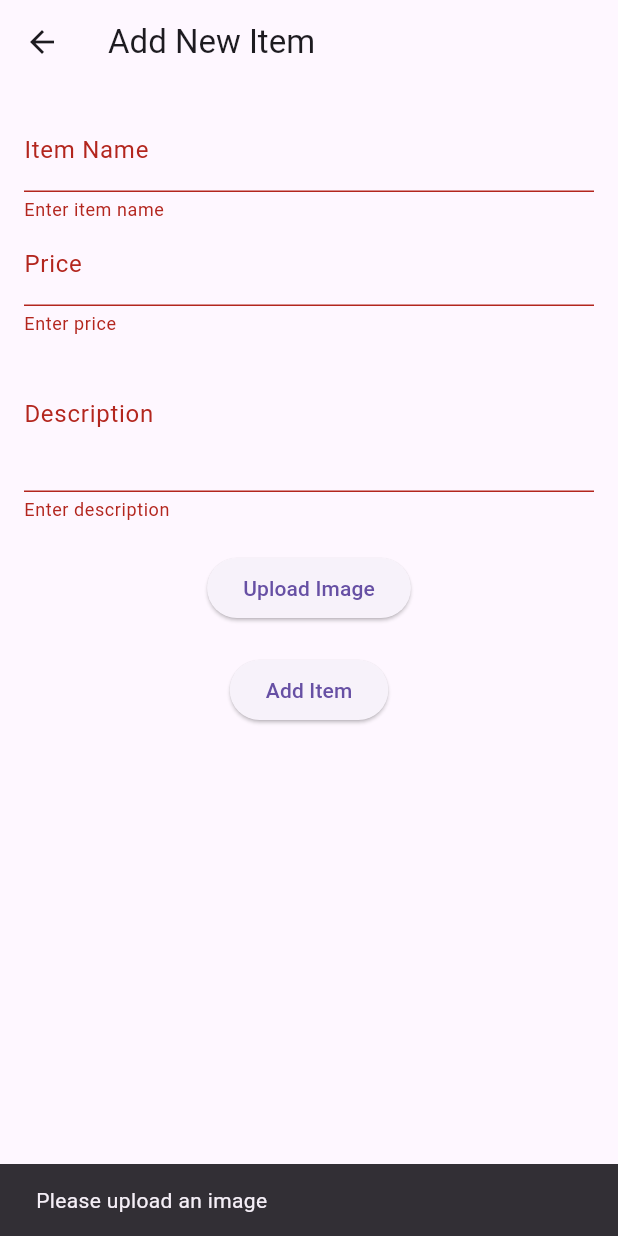
After one commit to Malinda-kawshalya/ShopNGo-Mobile-app, a Flutter app: the AddItemScreen screen opened directly, after a tap on "Add Item", on a phone screen of 412 x 824 dp. The commit adds this screen. Run offline on Flutter 3.47's test engine with Material 3 defaults, Android fonts, the phone set to English and light mode, and no system bars; our stand-ins replace cloud_firestore, firebase_auth, firebase_core, firebase_storage, google_sign_in, image_picker and 1 more; accounts and stored records are empty.

Commit message:
added item service

```diff
--- /dev/null
+++ b/shopngo/lib/models/item_model.dart
@@ -0,0 +1,48 @@
+// lib/data/models/item_model.dart
+import 'package:cloud_firestore/cloud_firestore.dart';
+
+class ItemModel {
+  final String id; // Unique ID for the item
+  final String name;
+  final double price;
+  final String description;
+  final String imageUrl;
+  final String sellerId; // Links to the seller (user ID)
+  final Timestamp createdAt;
+
+  ItemModel({
+    required this.id,
+    required this.name,
+    required this.price,
+    required this.description,
+    required this.imageUrl,
+    required this.sellerId,
+    required this.createdAt,
+  });
+
+  // Convert Firestore data to ItemModel
+  factory ItemModel.fromFirestore(DocumentSnapshot doc) {
+    final data = doc.data() as Map<String, dynamic>;
+    return ItemModel(
+      id: doc.id,
+      name: data['name'] ?? '',
+      price: (data['price'] as num).toDouble(),
+      description: data['description'] ?? '',
+      imageUrl: data['imageUrl'] ?? '',
+      sellerId: data['sellerId'] ?? '',
+      createdAt: data['createdAt'] ?? Timestamp.now(),
+    );
+  }
+
+  // Convert ItemModel to Firestore-compatible map
+  Map<String, dynamic> toFirestore() {
+    return {
+      'name': name,
+      'price': price,
+      'description': description,
+      'imageUrl': imageUrl,
+      'sellerId': sellerId,
+      'createdAt': createdAt,
+    };
+  }
+}
--- a/shopngo/lib/screens/home_screen.dart
+++ b/shopngo/lib/screens/home_screen.dart
@@ -3,7 +3,7 @@
 import 'package:shopngo/utils/constants.dart';
 import 'package:flutter/material.dart';
 import 'categories_screen.dart';
-import 'profile_screen.dart';
+import 'buyer/profile_screen.dart';
 import '../widgets/bottom_navigation_bar.dart';
 
 class HomeScreen extends StatelessWidget {
--- /dev/null
+++ b/shopngo/lib/screens/seller/add_item_screen.dart
@@ -0,0 +1,129 @@
+// lib/presentation/screens/add_item_screen.dart
+import 'dart:io';
+import 'package:flutter/material.dart';
+import 'package:image_picker/image_picker.dart';
+import '/services/item_service.dart'; // Adjust path
+import 'package:firebase_auth/firebase_auth.dart'; // For current user
+
+class AddItemScreen extends StatefulWidget {
+  const AddItemScreen({super.key});
+
+  @override
+  _AddItemScreenState createState() => _AddItemScreenState();
+}
+
+class _AddItemScreenState extends State<AddItemScreen> {
+  final _formKey = GlobalKey<FormState>();
+  final TextEditingController _nameController = TextEditingController();
+  final TextEditingController _priceController = TextEditingController();
+  final TextEditingController _descriptionController = TextEditingController();
+  File? _imageFile;
+  final ItemService _itemService = ItemService();
+  bool _isLoading = false;
+
+  // Pick image from gallery
+  Future<void> _pickImage() async {
+    final picker = ImagePicker();
+    final pickedFile = await picker.pickImage(source: ImageSource.gallery);
+    if (pickedFile != null) {
+      setState(() {
+        _imageFile = File(pickedFile.path);
+      });
+    }
+  }
+
+  // Submit item to Firestore
+  Future<void> _submitItem() async {
+    if (_formKey.currentState!.validate() && _imageFile != null) {
+      setState(() => _isLoading = true);
+      try {
+        final user = FirebaseAuth.instance.currentUser;
+        if (user == null) throw Exception('User not logged in');
+
+        await _itemService.addItem(
+          name: _nameController.text,
+          price: double.parse(_priceController.text),
+          description: _descriptionController.text,
+          sellerId: user.uid,
+          imageFile: _imageFile!,
+        );
+
+        ScaffoldMessenger.of(context).showSnackBar(
+          const SnackBar(content: Text('Item added successfully!')),
+        );
+        Navigator.pop(context); // Go back after success
+      } catch (e) {
+        ScaffoldMessenger.of(context).showSnackBar(
+          SnackBar(content: Text('Error: $e')),
+        );
+      } finally {
+        setState(() => _isLoading = false);
+      }
+    } else if (_imageFile == null) {
+      ScaffoldMessenger.of(context).showSnackBar(
+        const SnackBar(content: Text('Please upload an image')),
+      );
+    }
+  }
+
+  @override
+  Widget build(BuildContext context) {
+    return Scaffold(
+      appBar: AppBar(title: const Text('Add New Item')),
+      body: Padding(
+        padding: const EdgeInsets.all(16.0),
+        child: Form(
+          key: _formKey,
+          child: SingleChildScrollView(
+            child: Column(
+              children: [
+                TextFormField(
+                  controller: _nameController,
+                  decoration: const InputDecoration(labelText: 'Item Name'),
+                  validator: (value) =>
+                      value!.isEmpty ? 'Enter item name' : null,
+                ),
+                TextFormField(
+                  controller: _priceController,
+                  decoration: const InputDecoration(labelText: 'Price'),
+                  keyboardType: TextInputType.number,
+                  validator: (value) =>
+                      value!.isEmpty ? 'Enter price' : null,
+                ),
+                TextFormField(
+                  controller: _descriptionController,
+                  decoration: const InputDecoration(labelText: 'Description'),
+                  maxLines: 3,
+                  validator: (value) =>
+                      value!.isEmpty ? 'Enter description' : null,
+                ),
+                const SizedBox(height: 20),
+                _imageFile == null
+                    ? ElevatedButton(
+                        onPressed: _pickImage,
+                        child: const Text('Upload Image'),
+                      )
+                    : Image.file(_imageFile!, height: 150),
+                const SizedBox(height: 20),
+                _isLoading
+                    ? const CircularProgressIndicator()
+                    : ElevatedButton(
+                        onPressed: _submitItem,
+                        child: const Text('Add Item'),
+                      ),
+              ],
+            ),
+          ),
+        ),
+      ),
+    );
+  }
+
+  @override
+  void dispose() {
+    _nameController.dispose();
+    _priceController.dispose();
+    _descriptionController.dispose();
+    super.dispose();
+  }
+}
--- /dev/null
+++ b/shopngo/lib/services/item_service.dart
@@ -0,0 +1,55 @@
+// lib/data/services/item_service.dart
+import 'dart:io';
+import 'package:cloud_firestore/cloud_firestore.dart';
+import 'package:firebase_storage/firebase_storage.dart';
+import '/models/item_model.dart'; // Adjust path as per your structure
+
+class ItemService {
+  final CollectionReference _itemsCollection =
+      FirebaseFirestore.instance.collection('items');
+  final FirebaseStorage _storage = FirebaseStorage.instance;
+
+  // Add an item to Firestore with an image
+  Future<void> addItem({
+    required String name,
+    required double price,
+    required String description,
+    required String sellerId,
+    required File imageFile, // Image file picked by the user
+  }) async {
+    try {
+      // Upload image to Firebase Storage
+      String fileName = '${DateTime.now().millisecondsSinceEpoch}.jpg';
+      Reference storageRef = _storage.ref().child('item_images/$fileName');
+      UploadTask uploadTask = storageRef.putFile(imageFile);
+      TaskSnapshot snapshot = await uploadTask;
+      String imageUrl = await snapshot.ref.getDownloadURL();
+
+      // Create ItemModel instance
+      ItemModel item = ItemModel(
+        id: '', // ID will be set by Firestore
+        name: name,
+        price: price,
+        description: description,
+        imageUrl: imageUrl,
+        sellerId: sellerId,
+        createdAt: Timestamp.now(),
+      );
+
+      // Save to Firestore
+      await _itemsCollection.add(item.toFirestore());
+    } catch (e) {
+      throw Exception('Failed to add item: $e');
+    }
+  }
+
+  // Optional: Fetch all items (for listing later)
+  Future<List<ItemModel>> getItems() async {
+    try {
+      QuerySnapshot snapshot = await _itemsCollection.get();
+      return snapshot.docs.map((doc) => ItemModel.fromFirestore(doc)).toList();
+    } catch (e) {
+      throw Exception('Failed to fetch items: $e');
+    }
+  }
+}
--- a/shopngo/lib/services/route_service.dart
+++ b/shopngo/lib/services/route_service.dart
@@ -2,7 +2,7 @@ import 'package:flutter/material.dart';
 import '/screens/login_screen.dart';
 import '/screens/signup_screen.dart';
 import '/screens/home_screen.dart';
-import '/screens/profile_screen.dart';
+import '../screens/buyer/profile_screen.dart';
 import '/screens/categories_screen.dart';
 
 
--- a/shopngo/pubspec.yaml
+++ b/shopngo/pubspec.yaml
@@ -34,6 +34,7 @@ dependencies:
   firebase_auth: ^4.9.0
   cloud_firestore: ^4.9.1
   firebase_storage: ^11.2.6
+  image_picker: ^1.0.2
   google_sign_in: ^6.1.5
 
   # The following adds the Cupertino Icons font to your application.
```
Also changed, not shown: shopngo/lib/main.dart (+3 -6 lines), shopngo/lib/screens/buyer/cart_screen.dart (added), shopngo/lib/screens/buyer/profile_screen.dart (renamed from shopngo/lib/screens/profile_screen.dart), shopngo/pubspec.lock, 5 other files.
